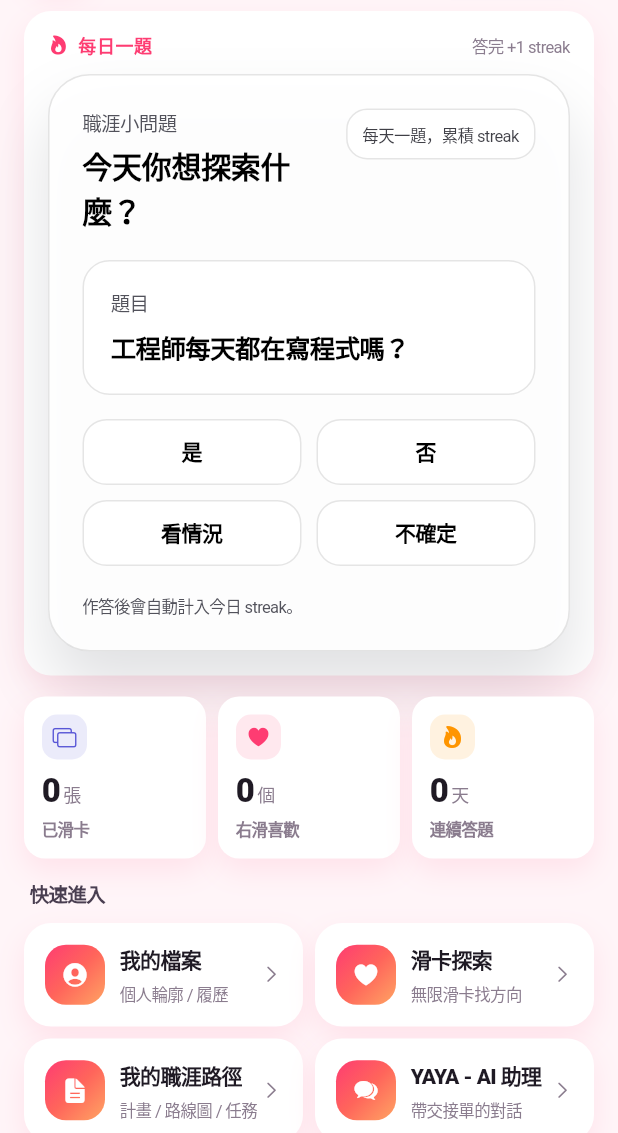
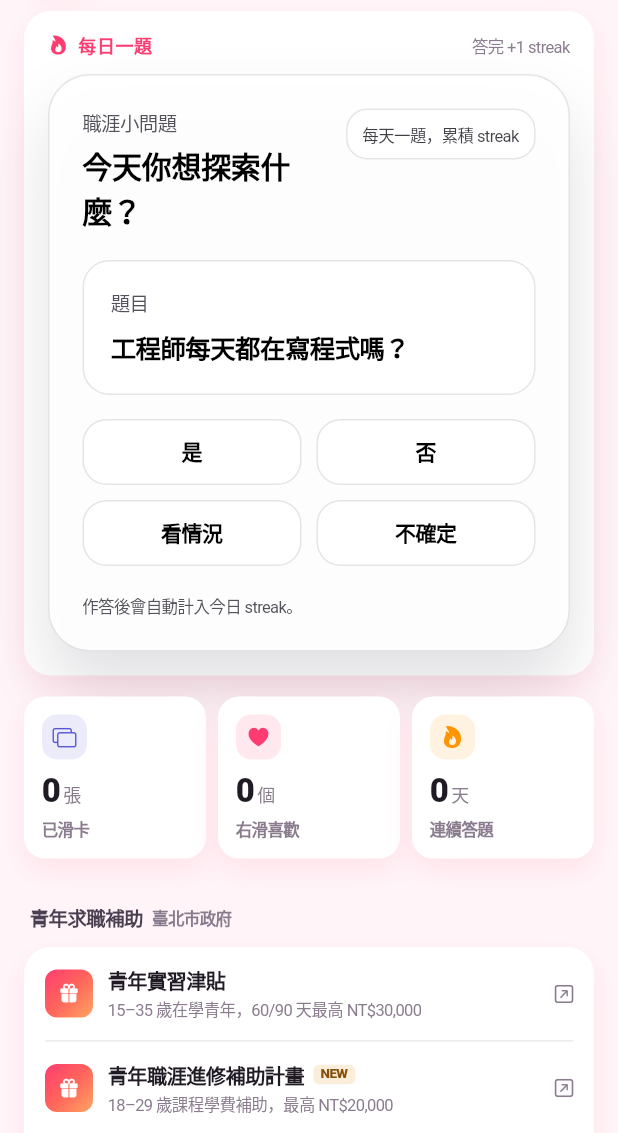
Before and after one commit to 26ytph/sigmaalpha67, a Flutter app: the HomeScreen screen opened directly with empty values, on a phone screen of 412 x 824 dp, the part 103-1236 px from its top. Run offline on Flutter 3.47's test engine with Material 3 defaults, Android fonts, the phone set to English and light mode, and no system bars; our stand-ins replace pdf, printing, shared_preferences, supabase_flutter; accounts and stored records are empty.

Commit message:
Change links in the bottom

```diff
--- /dev/null
+++ b/lib/data/subsidy_links.dart
@@ -0,0 +1,102 @@
+/// 臺北市青年補助 — 從 service.taipei + youth.gov.taipei 整理。
+///
+/// 兩份清單依使用者角色顯示：
+///   - [jobSubsidies]: 求職／實習／進修導向，displayed when `startupInterest = false`.
+///   - [startupSubsidies]: 創業導向，displayed when `startupInterest = true`.
+///
+/// 來源資料 v3：13 筆中扣掉「社會住宅育兒租金加碼補貼」（住宅補貼，與職涯／創業
+/// 無關）與「青年局場地租用」（場地非補助），剩下 11 筆全數分類在本檔。
+library;
+
+class SubsidyLink {
+  const SubsidyLink({
+    required this.id,
+    required this.name,
+    required this.tagline,
+    required this.url,
+    this.isNew = false,
+  });
+
+  final String id;
+  final String name;
+  final String tagline;
+  final String url;
+  final bool isNew;
+}
+
+/// 求職／一般職涯導向補助
+const List<SubsidyLink> jobSubsidies = [
+  SubsidyLink(
+    id: 'PO004',
+    name: '青年實習津貼',
+    tagline: '15–35 歲在學青年，60/90 天最高 NT\$30,000',
+    url: 'https://service.taipei/case-detail/PO004',
+  ),
+  SubsidyLink(
+    id: 'NEW01',
+    name: '青年職涯進修補助計畫',
+    tagline: '18–29 歲課程學費補助，最高 NT\$20,000',
+    url: 'https://tpyd.104.com.tw/studies',
+    isNew: true,
+  ),
+  SubsidyLink(
+    id: 'EA026',
+    name: '青年就業領航穩定就業津貼',
+    tagline: '參加勞動部領航計畫者連續津貼',
+    url: 'https://service.taipei/case-detail/EA026',
+  ),
+  SubsidyLink(
+    id: 'NEW02',
+    name: '海外實習計畫',
+    tagline: '歐／亞 10+ 國家實習機會',
+    url: 'https://youth.gov.taipei',
+    isNew: true,
+  ),
+  SubsidyLink(
+    id: 'PO008',
+    name: '促進青年國際發展補助',
+    tagline: '國際比賽 / 會議出席補助，個人最高 NT\$20,000',
+    url: 'https://service.taipei/case-detail/PO008',
+  ),
+  SubsidyLink(
+    id: 'PO002',
+    name: '留學生就學貸款補助',
+    tagline: '碩 / 博出國深造，貸款利息 10 年補助',
+    url: 'https://service.taipei/case-detail/PO002',
+  ),
+  SubsidyLink(
+    id: 'PO005',
+    name: '鼓勵青年多元發展補助',
+    tagline: '立案團體活動補助，每場最高 NT\$20,000',
+    url: 'https://service.taipei/case-detail/PO005',
+  ),
+];
+
+/// 創業導向補助
+const List<SubsidyLink> startupSubsidies = [
+  SubsidyLink(
+    id: 'PO009',
+    name: '青年創業融資貸款',
+    tagline: '一般 NT\$200 萬 / 特殊條件最高 NT\$400 萬',
+    url: 'https://service.taipei/case-detail/PO009',
+  ),
+  SubsidyLink(
+    id: 'PO006',
+    name: '青年創業共享空間租金補助',
+    tagline: '進駐共享空間的租金折抵',
+    url: 'https://service.taipei/case-detail/PO006',
+  ),
+  SubsidyLink(
+    id: 'PO007',
+    name: '職涯培力及創業活動補助',
+    tagline: '機構辦理創業活動費用補助',
+    url: 'https://service.taipei/case-detail/PO007',
+  ),
+  SubsidyLink(
+    id: 'PO004B',
+    name: '青年創新職場實習補助（企業端）',
+    tagline: '雇主端：每月每位 NT\$10,000，最長 6 個月',
+    url:
+        'https://youth.gov.taipei/announcement/latest-announcement/e9f60caf-7421-4ce9-aca9-367594a78546',
+  ),
+];
--- a/lib/screens/home_screen.dart
+++ b/lib/screens/home_screen.dart
@@ -1,7 +1,9 @@
 import 'package:flutter/cupertino.dart';
+import 'package:url_launcher/url_launcher.dart';
 
 import '../data/daily_questions.dart';
 import '../data/roles.dart';
+import '../data/subsidy_links.dart';
 import '../models/models.dart';
 import '../services/app_repository.dart';
 import '../utils/date_util.dart';
@@ -141,8 +143,11 @@ class _HomeScreenState extends State<HomeScreen> {
         children: [
           Row(
             children: [
-              const Icon(CupertinoIcons.flame_fill,
-                  size: 14, color: AppColors.brandStart),
+              const Icon(
+                CupertinoIcons.flame_fill,
+                size: 14,
+                color: AppColors.brandStart,
+              ),
               AppGaps.w6,
               const Text(
                 '每日一題',
@@ -155,7 +160,9 @@ class _HomeScreenState extends State<HomeScreen> {
               ),
               const Spacer(),
               Text(
-                answered != null ? '已答 ・ streak ${storage.strike.current}' : '答完 +1 streak',
+                answered != null
+                    ? '已答 ・ streak ${storage.strike.current}'
+                    : '答完 +1 streak',
                 style: const TextStyle(
                   fontSize: 11,
                   color: AppColors.textTertiary,
@@ -175,7 +182,9 @@ class _HomeScreenState extends State<HomeScreen> {
   }
 
   Widget _topBar(UserProfile profile) {
-    final letter = profile.name.isNotEmpty ? profile.name.characters.first : 'E';
+    final letter = profile.name.isNotEmpty
+        ? profile.name.characters.first
+        : 'E';
     final greet = profile.name.isNotEmpty ? '哈囉，${profile.name}' : '哈囉';
     return Row(
       children: [
@@ -184,7 +193,9 @@ class _HomeScreenState extends State<HomeScreen> {
           height: 46,
           alignment: Alignment.center,
           decoration: BoxDecoration(
-            gradient: _isStartup ? AppColors.startupGradient : AppColors.brandGradient,
+            gradient: _isStartup
+                ? AppColors.startupGradient
+                : AppColors.brandGradient,
             shape: BoxShape.circle,
             boxShadow: AppColors.shadowSoft,
           ),
@@ -215,7 +226,10 @@ class _HomeScreenState extends State<HomeScreen> {
                   ),
                   AppGaps.w8,
                   Container(
-                    padding: const EdgeInsets.symmetric(horizontal: 7, vertical: 2),
+                    padding: const EdgeInsets.symmetric(
+                      horizontal: 7,
+                      vertical: 2,
+                    ),
                     decoration: BoxDecoration(
                       gradient: _isStartup
                           ? AppColors.startupGradient
@@ -391,37 +405,169 @@ class _HomeScreenState extends State<HomeScreen> {
         onTap: widget.onOpenChat,
       ),
     ];
+    final subsidies = _isStartup ? startupSubsidies : jobSubsidies;
     return Column(
       crossAxisAlignment: CrossAxisAlignment.start,
       children: [
-        const Padding(
-          padding: EdgeInsets.only(left: 4, bottom: 10),
-          child: Text(
-            '快速進入',
-            style: TextStyle(
+        AppGaps.h16,
+        Padding(
+          padding: const EdgeInsets.only(left: 4, bottom: 10),
+          child: Row(
+            children: [
+              Text(
+                _isStartup ? '青年創業補助' : '青年求職補助',
+                style: const TextStyle(
                   fontSize: 13,
                   fontWeight: FontWeight.w800,
                   color: AppColors.textSecondary,
                 ),
               ),
+              AppGaps.w6,
+              const Text(
+                '臺北市政府',
+                style: TextStyle(
+                  fontSize: 11,
+                  fontWeight: FontWeight.w600,
+                  color: AppColors.textTertiary,
                 ),
-        Row(
-          children: [
-            Expanded(child: _featureTile(entries[0])),
-            AppGaps.w8,
-            Expanded(child: _featureTile(entries[1])),
+              ),
             ],
           ),
-        AppGaps.h8,
-        Row(
+        ),
+        Container(
+          decoration: BoxDecoration(
+            color: AppColors.surface,
+            borderRadius: BorderRadius.circular(AppRadii.lg),
+            boxShadow: AppColors.shadowSoft,
+          ),
+          child: Column(
             children: [
-            Expanded(child: _featureTile(entries[2])),
-            AppGaps.w8,
-            Expanded(child: _featureTile(entries[3])),
+              for (var i = 0; i < subsidies.length; i++) ...[
+                if (i > 0)
+                  Container(
+                    margin: const EdgeInsets.symmetric(horizontal: 14),
+                    height: 1,
+                    color: AppColors.border,
+                  ),
+                _subsidyTile(subsidies[i]),
               ],
+            ],
+          ),
         ),
       ],
     );
+  }
+
+  Widget _subsidyTile(SubsidyLink s) {
+    return CupertinoButton(
+      padding: EdgeInsets.zero,
+      onPressed: () => _openSubsidy(s),
+      child: Padding(
+        padding: const EdgeInsets.fromLTRB(14, 12, 12, 12),
+        child: Row(
+          children: [
+            Container(
+              width: 32,
+              height: 32,
+              alignment: Alignment.center,
+              decoration: BoxDecoration(
+                gradient: _isStartup
+                    ? AppColors.startupGradient
+                    : AppColors.brandGradient,
+                borderRadius: BorderRadius.circular(8),
+              ),
+              child: const Icon(
+                CupertinoIcons.gift_fill,
+                size: 14,
+                color: CupertinoColors.white,
+              ),
+            ),
+            AppGaps.w10,
+            Expanded(
+              child: Column(
+                crossAxisAlignment: CrossAxisAlignment.start,
+                children: [
+                  Row(
+                    children: [
+                      Flexible(
+                        child: Text(
+                          s.name,
+                          maxLines: 1,
+                          overflow: TextOverflow.ellipsis,
+                          style: const TextStyle(
+                            fontSize: 13.5,
+                            fontWeight: FontWeight.w800,
+                            color: AppColors.textPrimary,
+                          ),
+                        ),
+                      ),
+                      if (s.isNew) ...[
+                        AppGaps.w6,
+                        Container(
+                          padding: const EdgeInsets.symmetric(
+                            horizontal: 5,
+                            vertical: 1,
+                          ),
+                          decoration: BoxDecoration(
+                            color: const Color(0xFFFAEEDA),
+                            borderRadius: BorderRadius.circular(4),
+                          ),
+                          child: const Text(
+                            'NEW',
+                            style: TextStyle(
+                              fontSize: 9,
+                              fontWeight: FontWeight.w800,
+                              color: Color(0xFF85500B),
+                            ),
+                          ),
+                        ),
+                      ],
+                    ],
+                  ),
+                  AppGaps.h2,
+                  Text(
+                    s.tagline,
+                    maxLines: 2,
+                    overflow: TextOverflow.ellipsis,
+                    style: const TextStyle(
+                      fontSize: 11,
+                      height: 1.4,
+                      color: AppColors.textTertiary,
+                    ),
+                  ),
+                ],
+              ),
+            ),
+            const Icon(
+              CupertinoIcons.arrow_up_right_square,
+              size: 16,
+              color: AppColors.textTertiary,
+            ),
+          ],
+        ),
+      ),
+    );
+  }
+
+  Future<void> _openSubsidy(SubsidyLink s) async {
+    final uri = Uri.tryParse(s.url);
+    if (uri == null) return;
+    final ok = await launchUrl(uri, mode: LaunchMode.externalApplication);
+    if (!ok && mounted) {
+      await showCupertinoDialog<void>(
+        context: context,
+        builder: (ctx) => CupertinoAlertDialog(
+          title: const Text('無法開啟連結'),
+          content: Text(s.url),
+          actions: [
+            CupertinoDialogAction(
+              onPressed: () => Navigator.pop(ctx),
+              child: const Text('好'),
+            ),
+          ],
+        ),
+      );
+    }
   }
 
   Widget _featureTile(_FeatureEntry e) {
@@ -473,8 +619,11 @@ class _HomeScreenState extends State<HomeScreen> {
                 ],
               ),
             ),
-            const Icon(CupertinoIcons.chevron_right,
-                size: 14, color: AppColors.textTertiary),
+            const Icon(
+              CupertinoIcons.chevron_right,
+              size: 14,
+              color: AppColors.textTertiary,
+            ),
           ],
         ),
       ),
@@ -482,7 +631,10 @@ class _HomeScreenState extends State<HomeScreen> {
   }
 
   Widget _likedRolesPreview(List<RoleId> liked) {
-    final likedRoles = roles.where((r) => liked.contains(r.id)).take(3).toList();
+    final likedRoles = roles
+        .where((r) => liked.contains(r.id))
+        .take(3)
+        .toList();
     if (likedRoles.isEmpty) return const SizedBox.shrink();
     return Container(
       padding: const EdgeInsets.all(18),
@@ -508,8 +660,11 @@ class _HomeScreenState extends State<HomeScreen> {
               padding: const EdgeInsets.only(bottom: 8),
               child: Row(
                 children: [
-                  const Icon(CupertinoIcons.heart_fill,
-                      size: 14, color: AppColors.brandStart),
+                  const Icon(
+                    CupertinoIcons.heart_fill,
+                    size: 14,
+                    color: AppColors.brandStart,
+                  ),
                   AppGaps.w8,
                   Expanded(
                     child: Text(
@@ -547,7 +702,11 @@ class _HomeScreenState extends State<HomeScreen> {
       ),
       child: const Row(
         children: [
-          Icon(CupertinoIcons.flame_fill, color: CupertinoColors.white, size: 22),
+          Icon(
+            CupertinoIcons.flame_fill,
+            color: CupertinoColors.white,
+            size: 22,
+          ),
           AppGaps.w12,
           Expanded(
             child: Column(
```
Lines whose indentation alone changed are shown as unchanged.
